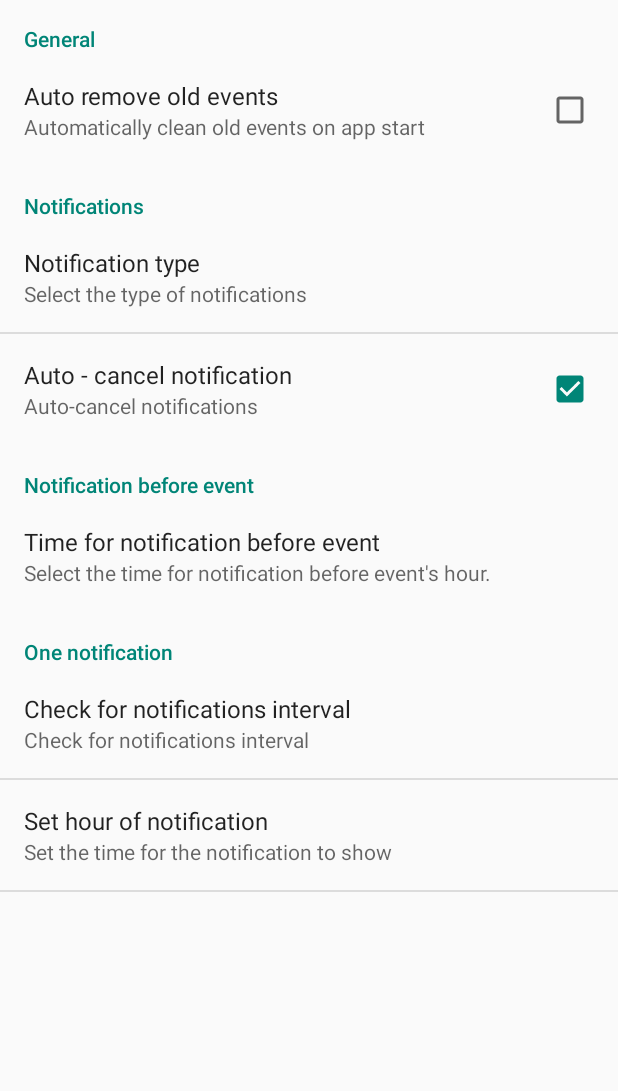
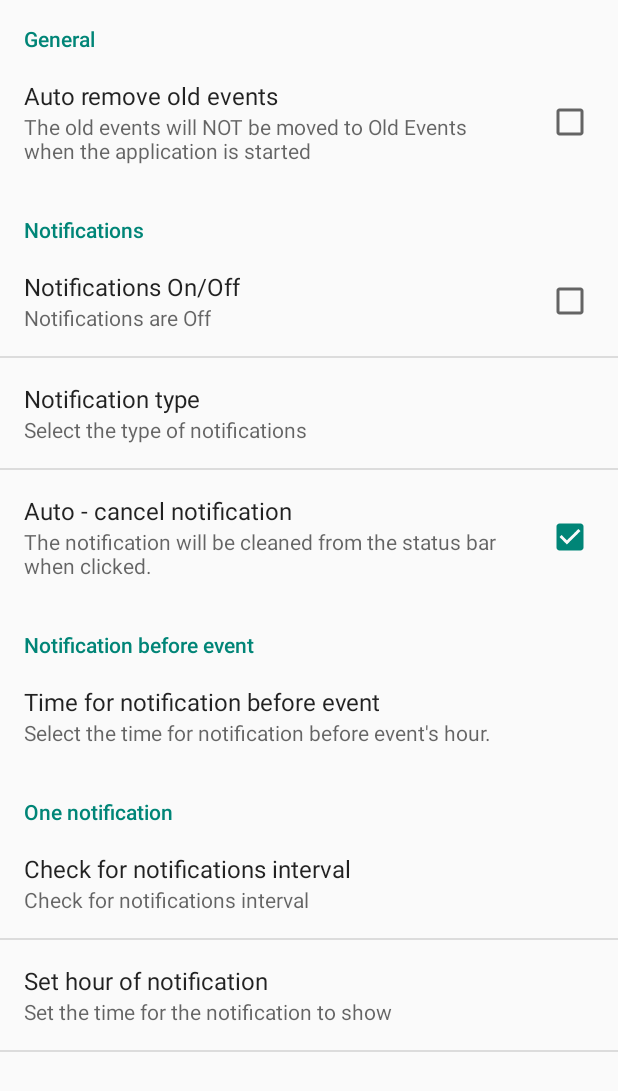
Before and after one commit to TsvetanMilanov/Event-Organizer, an Android app: the OptionsActivity screen opened directly, with no data from a screen before it, after a tap on "Preferences", on a phone screen of 412 x 824 dp. Shown: the top 1091 px of the screen. Run offline under Robolectric (Android 15) with nearby library versions, the phone set to English and light mode, and no system bars; 3 statements that could not run were skipped.

Commit message:
Added notifications on/off preference. Changed the alignment of the menu items in main menu and options activity. Changed the color of main menu.

```diff
--- a/Eventorganizer/app/src/main/java/lab/chabingba/eventorganizer/OptionsActivity.java
+++ b/Eventorganizer/app/src/main/java/lab/chabingba/eventorganizer/OptionsActivity.java
@@ -17,7 +17,7 @@ import lab.chabingba.eventorganizer.Database.DBHandler;
 import lab.chabingba.eventorganizer.Helpers.Constants.DatabaseConstants;
 import lab.chabingba.eventorganizer.Helpers.Constants.GlobalConstants;
 import lab.chabingba.eventorganizer.Helpers.GeneralHelpers;
-import lab.chabingba.eventorganizer.Visual.CustomAdapterForOptions;
+import lab.chabingba.eventorganizer.Visual.CustomAdapterRows.CustomAdapterForOptions;
 
 /**
  * Created by Tsvetan on 2015-05-26.
--- a/Eventorganizer/app/src/main/java/lab/chabingba/eventorganizer/PreferencesActivity.java
+++ b/Eventorganizer/app/src/main/java/lab/chabingba/eventorganizer/PreferencesActivity.java
@@ -6,6 +6,7 @@ import android.preference.PreferenceActivity;
 /**
  * Created by Tsvetan on 2015-06-01.
  */
+@SuppressWarnings("deprecation")
 public class PreferencesActivity extends PreferenceActivity {
     @Override
     protected void onCreate(Bundle savedInstanceState) {
--- /dev/null
+++ b/Eventorganizer/app/src/main/java/lab/chabingba/eventorganizer/Visual/CustomAdapterRows/CustomAdapterForOptions.java
@@ -0,0 +1,32 @@
+package lab.chabingba.eventorganizer.Visual.CustomAdapterRows;
+
+import android.content.Context;
+import android.view.LayoutInflater;
+import android.view.View;
+import android.view.ViewGroup;
+import android.widget.ArrayAdapter;
+import android.widget.TextView;
+
+import lab.chabingba.eventorganizer.R;
+
+/**
+ * Created by Tsvetan on 2015-06-01.
+ */
+public class CustomAdapterForOptions extends ArrayAdapter<String> {
+    public CustomAdapterForOptions(Context context, String[] listOfOptions) {
+        super(context, R.layout.custom_row_for_options_items, listOfOptions);
+    }
+
+    @Override
+    public View getView(int position, View convertView, ViewGroup parent) {
+        LayoutInflater layoutInflater = LayoutInflater.from(getContext());
+
+        View customRow = layoutInflater.inflate(R.layout.custom_row_for_options_items, parent, false);
+
+        TextView tvOption = (TextView) customRow.findViewById(R.id.tvOptionsMenuItem);
+
+        tvOption.setText(getItem(position));
+
+        return customRow;
+    }
+}
--- a/Eventorganizer/app/src/main/res/xml/preferences.xml
+++ b/Eventorganizer/app/src/main/res/xml/preferences.xml
@@ -3,17 +3,26 @@
     <PreferenceCategory
         android:key="generalCategory"
         android:title="General">
+
         <CheckBoxPreference
             android:defaultValue="true"
             android:key="cbpAutoRemoveOldEvents"
-            android:summary="Automatically clean old events on app start"
+            android:summaryOn="The old events will be moved to Old Events when the application is started"
+            android:summaryOff="The old events will NOT be moved to Old Events when the application is started"
             android:title="Auto remove old events" />
-
     </PreferenceCategory>
 
     <PreferenceCategory
         android:key="notificationsCategory"
         android:title="Notifications">
+
+        <CheckBoxPreference
+            android:defaultValue="true"
+            android:key="notificationsOnOff"
+            android:summaryOff="Notifications are Off"
+            android:summaryOn="Notifications are On"
+            android:title="Notifications On/Off" />
+
         <ListPreference
             android:defaultValue="0"
             android:entries="@array/notificationTypes"
@@ -21,16 +30,19 @@
             android:key="notificationType"
             android:summary="Select the type of notifications"
             android:title="Notification type" />
+
         <CheckBoxPreference
             android:defaultValue="true"
             android:key="cbpAutoCancelNotifications"
-            android:summary="Auto-cancel notifications"
+            android:summaryOn="The notification will be cleaned from the status bar when clicked."
+            android:summaryOff="The notification will NOT be cleaned from the status bar when clicked."
             android:title="Auto - cancel notification" />
     </PreferenceCategory>
 
     <PreferenceCategory
         android:key="notificationsMultipleCategory"
         android:title="Notification before event">
+
         <ListPreference
             android:defaultValue="10800000"
             android:entries="@array/timeBeforeEvent"
@@ -43,6 +55,7 @@
     <PreferenceCategory
         android:key="notificationsOnceCategory"
         android:title="One notification">
+
         <ListPreference
             android:defaultValue="86400000"
             android:entries="@array/notificationIntervals"
```
Also changed, not shown: Eventorganizer/app/src/main/java/lab/chabingba/eventorganizer/Helpers/GeneralHelpers.java (+22 -0 lines), Eventorganizer/app/src/main/java/lab/chabingba/eventorganizer/MainActivity.java (+3 -10 lines), Eventorganizer/app/src/main/java/lab/chabingba/eventorganizer/Notifications/BootReceiver.java (+16 -6 lines), Eventorganizer/app/src/main/res/layout/activity_main_with_flyin_menu.xml (+46 -43 lines), Eventorganizer/app/src/main/res/layout/custom_row_for_options_items.xml (+11 -8 lines), Eventorganizer/app/src/main/res/layout/custom_row_for_options_list.xml (+5 -3 lines), Eventorganizer/app/src/main/res/drawable/logo_blue.png (added).
